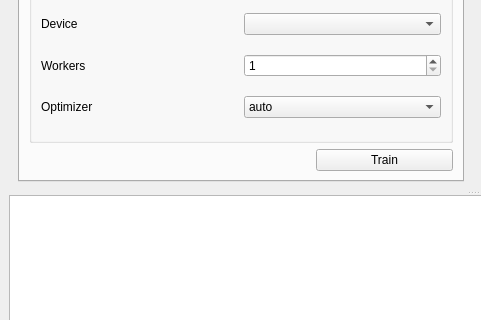
First picture: the form in src/gui/generated/mainwindow.ui, repository xkostrna/YoloQT, before the edit; both pictures show x 0 to 481 and y 347 to 667 of the 952 by 819 pixel window.
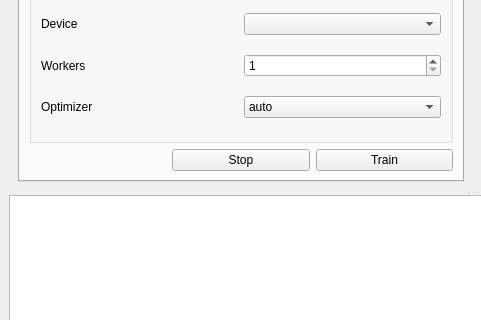
Second picture: the form after the edit.

```diff
--- a/src/gui/generated/mainwindow.ui
+++ b/src/gui/generated/mainwindow.ui
@@ -314,6 +314,13 @@
                  </property>
                 </widget>
                </item>
+               <item row="3" column="1">
+                <widget class="QPushButton" name="pushButtonStop">
+                 <property name="text">
+                  <string>Stop</string>
+                 </property>
+                </widget>
+               </item>
               </layout>
              </widget>
              <widget class="QWidget" name="validationTab">
```
